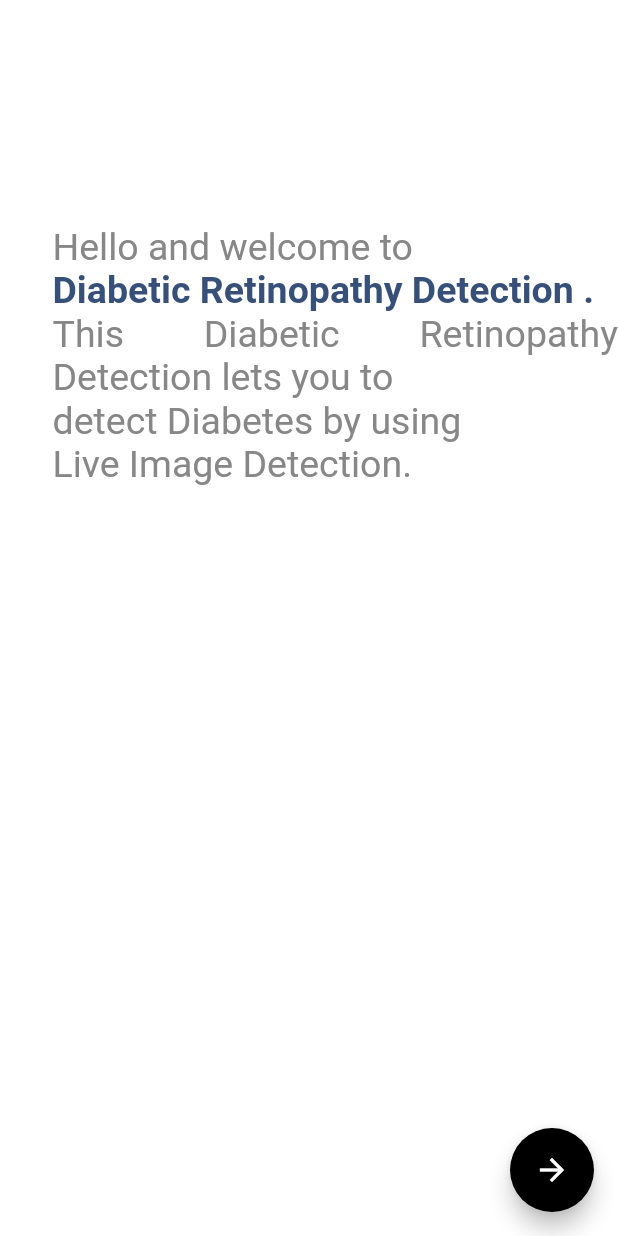
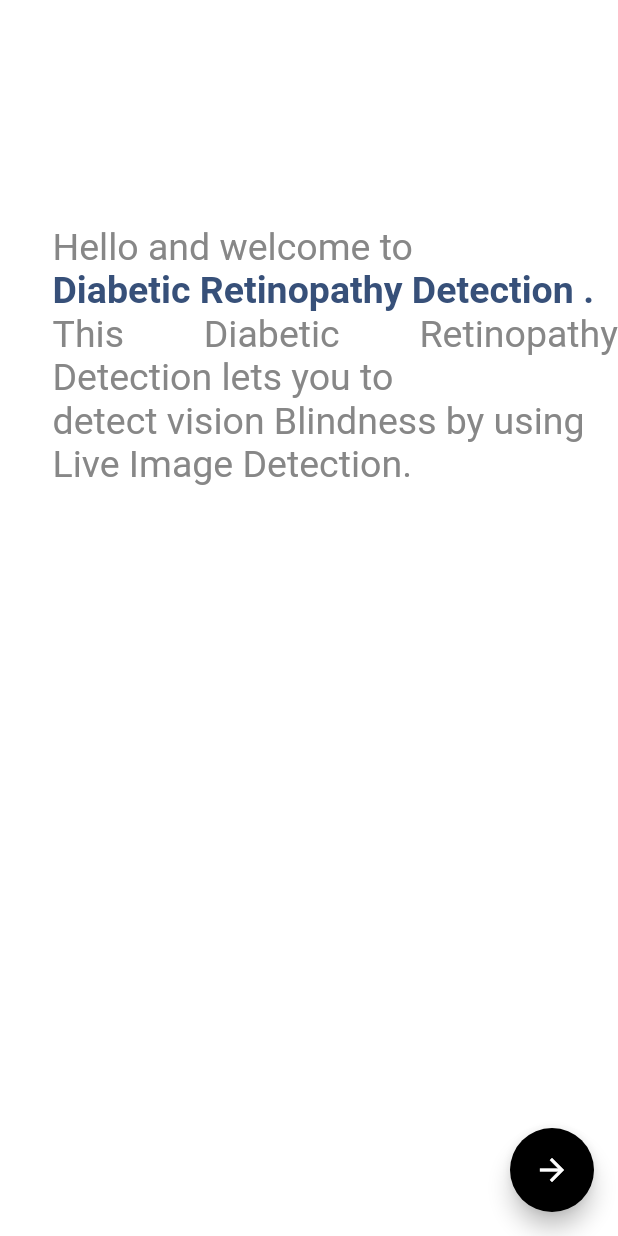
Before and after one commit to kazimsayed954/Diabetic-Retinopathy-Detection-hackMountain-, a Flutter app: the screen it shows after launch, on a phone screen of 412 x 824 dp. Run offline on Flutter 3.47's test engine with Material 2 defaults, Android fonts, the phone set to English and light mode, and no system bars; our stand-ins replace camera, flutter_tts, percent_indicator; missing offline and left inert: animated_splash, tflite.

Commit message:
initial commit

```diff
--- a/lib/screens/landing_screen.dart
+++ b/lib/screens/landing_screen.dart
@@ -47,7 +47,7 @@ class _LandingPageState extends State<LandingPage> {
                 Align(
                   alignment: Alignment.topLeft,
                   child: Text(
-                    "This Diabetic Retinopathy Detection lets you to\ndetect Diabetes by using\nLive Image Detection.",
+                    "This Diabetic Retinopathy Detection lets you to\ndetect vision Blindness by using\nLive Image Detection.",
                     textAlign: TextAlign.justify,
                     style: TextStyle(
                       color: Color(0xff878787),
```
